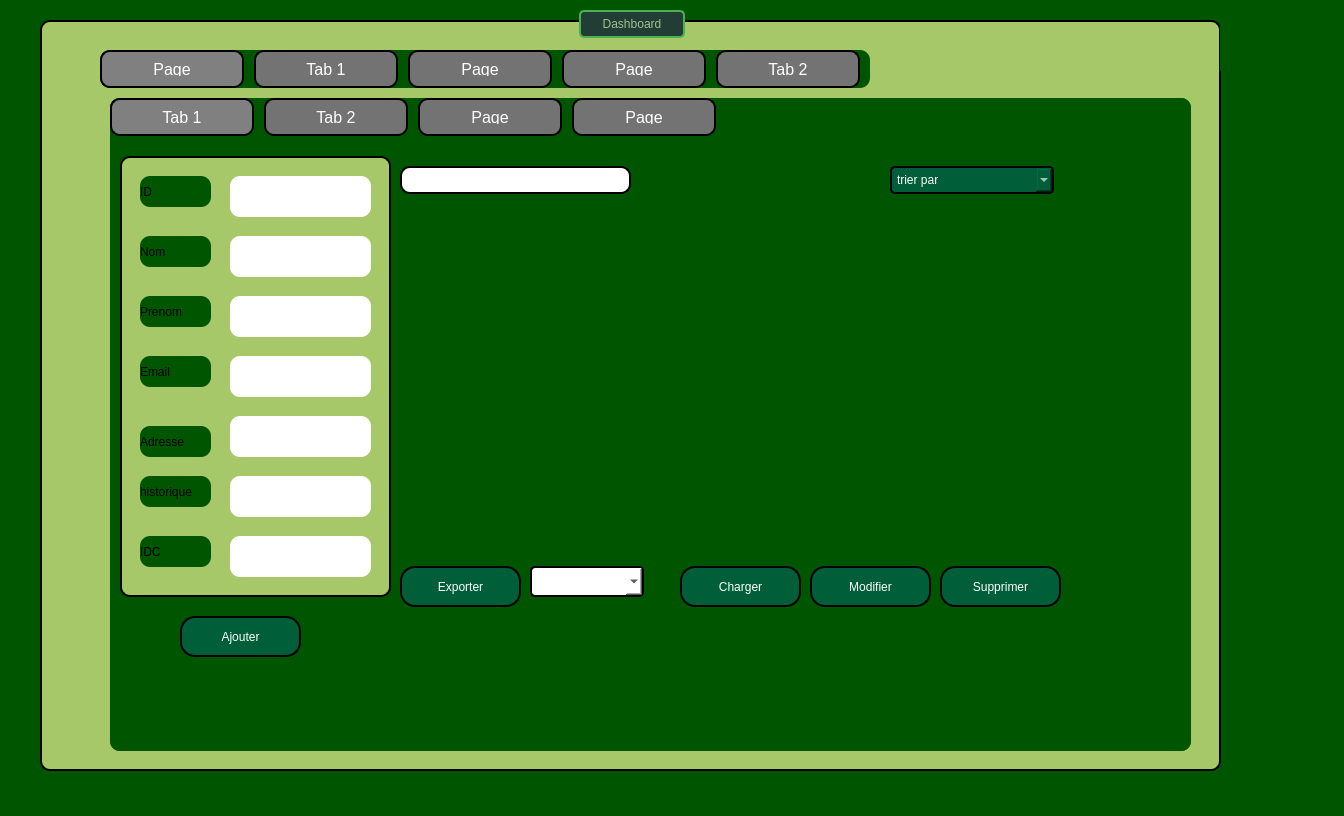
Qt form Mainwindow.ui (2A35ProjetCPP2425/2a35-create-teams-smart-conservation) before a commit.
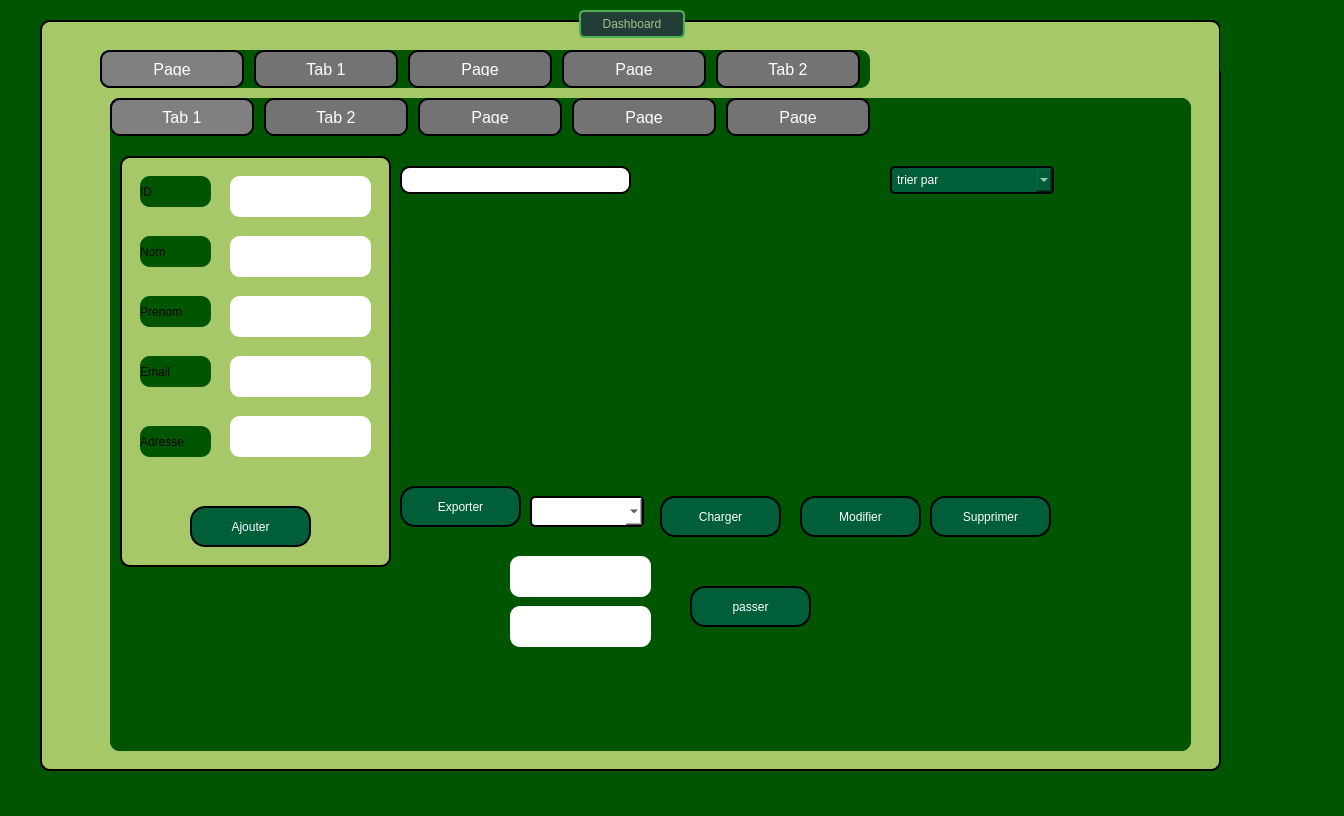
The same form after that commit. The open tabs and pages were chosen to show the change. Icons and pictures are not drawn.

Patch:
```diff
--- a/Mainwindow.ui
+++ b/Mainwindow.ui
@@ -198,7 +198,7 @@
            <x>0</x>
            <y>0</y>
            <width>271</width>
-           <height>451</height>
+           <height>421</height>
           </rect>
          </property>
          <property name="styleSheet">
@@ -233,20 +233,6 @@
 color:black;</string>
          </property>
         </widget>
-        <widget class="QLineEdit" name="H_achat">
-         <property name="geometry">
-          <rect>
-           <x>110</x>
-           <y>330</y>
-           <width>141</width>
-           <height>41</height>
-          </rect>
-         </property>
-         <property name="styleSheet">
-          <string notr="true">background-color: rgb(255, 255, 255);
-color:black;</string>
-         </property>
-        </widget>
         <widget class="QLineEdit" name="prenom1_2">
          <property name="geometry">
           <rect>
@@ -278,8 +264,8 @@
         <widget class="QPushButton" name="pushButton_10">
          <property name="geometry">
           <rect>
-           <x>60</x>
-           <y>470</y>
+           <x>70</x>
+           <y>360</y>
            <width>121</width>
            <height>41</height>
           </rect>
@@ -309,7 +295,7 @@
          <property name="geometry">
           <rect>
            <x>280</x>
-           <y>420</y>
+           <y>340</y>
            <width>121</width>
            <height>41</height>
           </rect>
@@ -338,8 +324,8 @@
         <widget class="QPushButton" name="pushButton_12">
          <property name="geometry">
           <rect>
-           <x>690</x>
-           <y>420</y>
+           <x>680</x>
+           <y>350</y>
            <width>121</width>
            <height>41</height>
           </rect>
@@ -368,8 +354,8 @@
         <widget class="QPushButton" name="pushButton_13">
          <property name="geometry">
           <rect>
-           <x>820</x>
-           <y>420</y>
+           <x>810</x>
+           <y>350</y>
            <width>121</width>
            <height>41</height>
           </rect>
@@ -485,7 +471,7 @@
          <property name="geometry">
           <rect>
            <x>410</x>
-           <y>420</y>
+           <y>350</y>
            <width>114</width>
            <height>31</height>
           </rect>
@@ -522,20 +508,6 @@
 </string>
          </property>
         </widget>
-        <widget class="QLineEdit" name="IDC_client">
-         <property name="geometry">
-          <rect>
-           <x>110</x>
-           <y>390</y>
-           <width>141</width>
-           <height>41</height>
-          </rect>
-         </property>
-         <property name="styleSheet">
-          <string notr="true">background-color: rgb(255, 255, 255);
-color:black;</string>
-         </property>
-        </widget>
         <widget class="QTableView" name="tableView_2">
          <property name="geometry">
           <rect>
@@ -549,8 +521,8 @@
         <widget class="QPushButton" name="charger">
          <property name="geometry">
           <rect>
-           <x>560</x>
-           <y>420</y>
+           <x>540</x>
+           <y>350</y>
            <width>121</width>
            <height>41</height>
           </rect>
@@ -641,30 +613,62 @@
           <string>Adresse</string>
          </property>
         </widget>
-        <widget class="QLabel" name="label_7">
+        <widget class="QLineEdit" name="IDCL_c">
          <property name="geometry">
           <rect>
-           <x>20</x>
-           <y>330</y>
-           <width>71</width>
-           <height>31</height>
+           <x>390</x>
+           <y>410</y>
+           <width>141</width>
+           <height>41</height>
           </rect>
          </property>
-         <property name="text">
-          <string>historique</string>
+         <property name="styleSheet">
+          <string notr="true">background-color: rgb(255, 255, 255);
+color:black;</string>
          </property>
         </widget>
-        <widget class="QLabel" name="label_13">
+        <widget class="QLineEdit" name="IDC_c">
          <property name="geometry">
           <rect>
-           <x>20</x>
-           <y>390</y>
-           <width>71</width>
-           <height>31</height>
+           <x>390</x>
+           <y>460</y>
+           <width>141</width>
+           <height>41</height>
           </rect>
          </property>
+         <property name="styleSheet">
+          <string notr="true">background-color: rgb(255, 255, 255);
+color:black;</string>
+         </property>
+        </widget>
+        <widget class="QPushButton" name="pushButton_11">
+         <property name="geometry">
+          <rect>
+           <x>570</x>
+           <y>440</y>
+           <width>121</width>
+           <height>41</height>
+          </rect>
+         </property>
+         <property name="styleSheet">
+          <string notr="true">QPushButton {
+    color: white;                      /* Text color */
+    border: 2px solid black;         /* Border width and color */
+    border-radius: 15px;              /* Round the corners */
+    background-color: #005e38;        /* Optional: Set a background color */
+    padding: 10px 20px;               /* Add padding for better aesthetics */
+}
+
+QPushButton:hover {
+    background-color: #45a049;        /* Change background color on hover */
+}
+
+QPushButton:pressed {
+    background-color: #3e8e41;        /* Change background color when pressed */
+}</string>
+         </property>
          <property name="text">
-          <string>IDC</string>
+          <string>passer</string>
          </property>
         </widget>
         <zorder>label_9</zorder>
@@ -871,6 +875,93 @@
          </property>
         </widget>
        </widget>
+       <widget class="QWidget" name="tab_18">
+        <attribute name="title">
+         <string>Page</string>
+        </attribute>
+        <widget class="QPushButton" name="pushButton_Ajouter">
+         <property name="geometry">
+          <rect>
+           <x>380</x>
+           <y>350</y>
+           <width>231</width>
+           <height>51</height>
+          </rect>
+         </property>
+         <property name="styleSheet">
+          <string notr="true">QPushButton {
+    color: white;                      /* Text color */
+    border: 2px solid black;         /* Border width and color */
+    border-radius: 15px;              /* Round the corners */
+    background-color: #005e38;        /* Optional: Set a background color */
+    padding: 10px 20px;               /* Add padding for better aesthetics */
+}
+
+QPushButton:hover {
+    background-color: #45a049;        /* Change background color on hover */
+}
+
+QPushButton:pressed {
+    background-color: #3e8e41;        /* Change background color when pressed */
+}</string>
+         </property>
+         <property name="text">
+          <string>Ajouter poids</string>
+         </property>
+        </widget>
+        <widget class="QLabel" name="label_7">
+         <property name="geometry">
+          <rect>
+           <x>322</x>
+           <y>209</y>
+           <width>351</width>
+           <height>91</height>
+          </rect>
+         </property>
+         <property name="styleSheet">
+          <string notr="true">alternate-background-color: rgb(255, 255, 255);
+background-color: rgb(255, 255, 255);</string>
+         </property>
+         <property name="text">
+          <string/>
+         </property>
+        </widget>
+        <widget class="QLineEdit" name="id_client_3">
+         <property name="geometry">
+          <rect>
+           <x>400</x>
+           <y>100</y>
+           <width>141</width>
+           <height>41</height>
+          </rect>
+         </property>
+         <property name="font">
+          <font>
+           <pointsize>8</pointsize>
+          </font>
+         </property>
+         <property name="styleSheet">
+          <string notr="true">background-color: rgb(255, 255, 255);
+color:black;</string>
+         </property>
+        </widget>
+        <widget class="QLabel" name="label_13">
+         <property name="geometry">
+          <rect>
+           <x>300</x>
+           <y>100</y>
+           <width>81</width>
+           <height>31</height>
+          </rect>
+         </property>
+         <property name="styleSheet">
+          <string notr="true">background-color: rgb(255, 255, 0);</string>
+         </property>
+         <property name="text">
+          <string>ID</string>
+         </property>
+        </widget>
+       </widget>
       </widget>
      </widget>
      <widget class="QWidget" name="tab">
```
Left out of the diff: 13 changed lines with no effect on the pictures.
